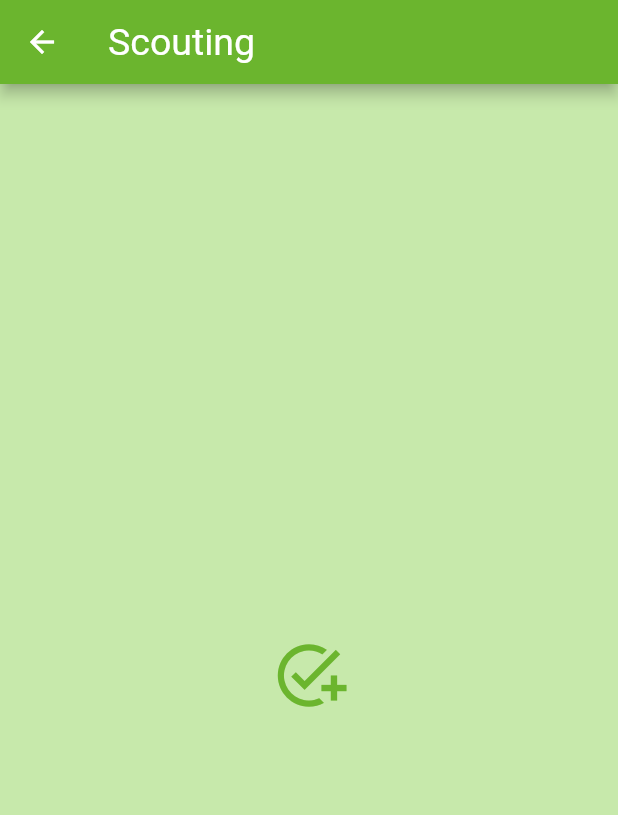
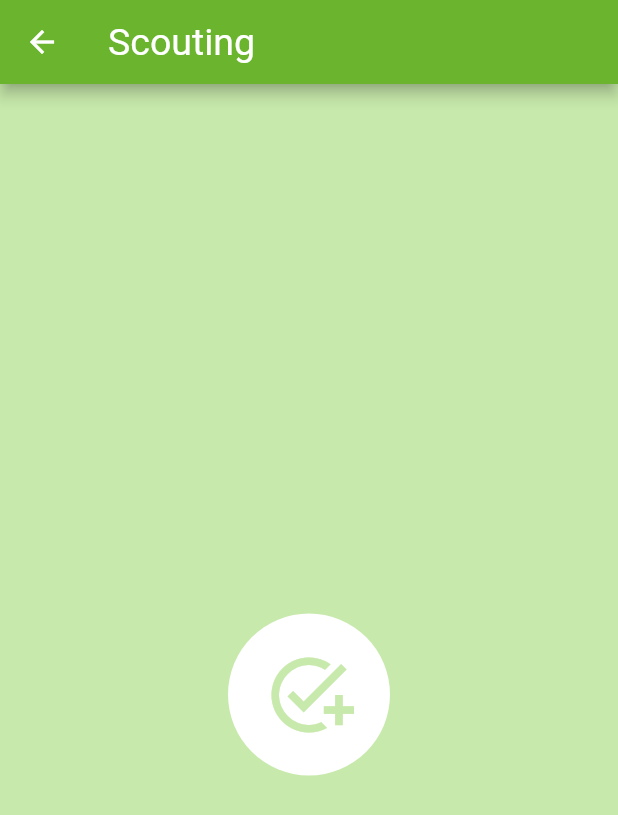
Before and after one commit to LiorBitton/FRC-scouting, a Flutter app: the ScoutingMenu screen opened directly, on a phone screen of 412 x 824 dp. Shown: the top 815 px of the screen. Run offline on Flutter 3.47's test engine with Material 2 defaults, Android fonts, the phone set to English and light mode, and no system bars; our stand-ins replace camera, firebase_auth, firebase_core, firebase_database, firebase_storage, flutter_switch and 5 more; missing offline and left inert: holding_gesture; accounts and stored records are empty; Roboto replaces fonts that are missing (Acme).

Commit message:
UI changes, MenuButton redesign

```diff
--- a/scouting_application/lib/screens/scouting/add_team_photo.dart
+++ b/scouting_application/lib/screens/scouting/add_team_photo.dart
@@ -3,7 +3,6 @@ import 'dart:io';
 import 'package:flutter/material.dart';
 import 'package:image_picker/image_picker.dart';
 import 'package:scouting_application/classes/database.dart';
-import 'package:scouting_application/widgets/menu_button.dart';
 
 class AddTeamPhoto extends StatefulWidget {
   AddTeamPhoto({Key? key, required this.teamID}) : super(key: key);
@@ -125,8 +124,8 @@ class _AddTeamPhotoState extends State<AddTeamPhoto> {
     File file = File(imageFile!.path);
     return Column(children: [
       Image.file(file),
-      MenuButton(
-          title: 'submit',
+      FloatingActionButton(
+          child: Text("submit"),
           onPressed: () {
             Database.instance.uploadImage(imageFile, widget.teamID);
             Navigator.pop(context);
--- a/scouting_application/lib/screens/scouting/free_scouting_lobby.dart
+++ b/scouting_application/lib/screens/scouting/free_scouting_lobby.dart
@@ -1,7 +1,6 @@
 import 'package:flutter/material.dart';
 import 'package:scouting_application/screens/scouting/game_manager.dart';
 import 'package:scouting_application/widgets/digit_text_field.dart';
-import 'package:scouting_application/widgets/menu_button.dart';
 import 'package:scouting_application/widgets/show_alert_dialog.dart';
 
 class FreeScoutingLobby extends StatefulWidget {
@@ -60,8 +59,8 @@ class _FreeScoutingLobbyState extends State<FreeScoutingLobby> {
                 },
                 isSelected: isSelected,
               ),
-              MenuButton(
-                  title: 'Start',
+              FloatingActionButton(
+                  child: Text('Start'),
                   onPressed: () {
                     if (teamNumberController.text.length < 4 ||
                         matchNumberController.text.isEmpty) {
--- a/scouting_application/lib/screens/scouting/scouting_menu.dart
+++ b/scouting_application/lib/screens/scouting/scouting_menu.dart
@@ -1,7 +1,7 @@
 import 'package:flutter/material.dart';
 import 'package:scouting_application/classes/global.dart';
+import 'package:scouting_application/screens/scouting/free_scouting_lobby.dart';
 import 'package:scouting_application/screens/scouting/realtime_scouting_lobby.dart';
-import 'package:scouting_application/screens/scouting/free_scouting_lobby.dart';
 import 'package:scouting_application/widgets/menu_button.dart';
 
 class ScoutingMenu extends StatelessWidget {
@@ -17,7 +17,8 @@ class ScoutingMenu extends StatelessWidget {
               children: [
                 Global.instance.allowFreeScouting
                     ? MenuButton(
-                        title: 'Free',
+                        isPrimary: true,
+                        icon: Icon(Icons.free_cancellation),
                         onPressed: () {
                           Navigator.push(
                               context,
@@ -27,19 +28,17 @@ class ScoutingMenu extends StatelessWidget {
                       )
                     : Text(""),
                 SizedBox(
-                  height: 5,
-                  width: 5,
+                  height: 30,
                 ),
-                IconButton(
-                  iconSize: 50,
-                  icon: Icon(Icons.add_task),
+                MenuButton(
                     onPressed: () {
                       Navigator.push(
                           context,
                           MaterialPageRoute(
                               builder: (context) => RealtimeScoutingLobby()));
                     },
-                ),
+                    isPrimary: !Global.instance.allowFreeScouting,
+                    icon: Icon(Icons.add_task))
               ]),
         ));
   }
--- a/scouting_application/lib/screens/scouting/tabs/playstyle.dart
+++ b/scouting_application/lib/screens/scouting/tabs/playstyle.dart
@@ -2,7 +2,6 @@ import 'package:flutter/material.dart';
 import 'package:scouting_application/screens/scouting/scouting_tab.dart';
 import 'package:scouting_application/widgets/collectors/duration_collector.dart';
 import 'package:scouting_application/widgets/collectors/ever_collector.dart';
-import 'package:scouting_application/widgets/menu_button.dart';
 import 'package:scouting_application/widgets/collectors/text_collector.dart';
 
 class PlaystyleTab extends StatefulWidget implements ScoutingTab {
@@ -38,8 +37,8 @@ class _PlaystyleTabState extends State<PlaystyleTab>
         widget.commentCollector,
         widget.inactiveDuration,
         Spacer(),
-        MenuButton(
-            title: 'submit',
+        FloatingActionButton(
+            child: Text("submit"),
             onPressed: () {
               widget.onSubmit(context);
             })
--- a/scouting_application/lib/themes/custom_themes.dart
+++ b/scouting_application/lib/themes/custom_themes.dart
@@ -14,12 +14,14 @@ class CustomTheme {
         colorScheme: ColorScheme.dark(),
         dividerColor: Colors.white,
         primaryColor: teamColor,
-        scaffoldBackgroundColor: Color.fromARGB(200, 84, 136, 68),
+        scaffoldBackgroundColor: darkTeamColor,
         appBarTheme: AppBarTheme(
           color: teamColor,
           titleTextStyle: GoogleFonts.acme(fontSize: 25),
         ),
         iconTheme: IconThemeData(color: teamColor),
+        progressIndicatorTheme: ProgressIndicatorThemeData(
+            linearTrackColor: darkTeamColor, color: lightTeamColor),
         textTheme: TextTheme(
             bodyText1: GoogleFonts.roboto(fontWeight: FontWeight.bold)),
         buttonTheme: ButtonThemeData(
@@ -36,16 +38,20 @@ class CustomTheme {
   }
 
   static const Color teamColor = Color.fromRGBO(107, 181, 46, 100);
+  static const Color lightTeamColor = Color.fromARGB(255, 199, 233, 171);
+  static const Color darkTeamColor = Color.fromARGB(200, 84, 136, 68);
   static ThemeData get lightTheme {
     return ThemeData(
         brightness: Brightness.light,
         colorScheme: ColorScheme.light(),
         primaryColor: teamColor,
-        scaffoldBackgroundColor: Color.fromARGB(255, 199, 233, 171),
+        scaffoldBackgroundColor: lightTeamColor,
         appBarTheme: AppBarTheme(
             color: teamColor, titleTextStyle: GoogleFonts.acme(fontSize: 25)),
         iconTheme: IconThemeData(color: teamColor),
         fontFamily: 'Montserrat', //3
+        progressIndicatorTheme: ProgressIndicatorThemeData(
+            linearTrackColor: darkTeamColor, color: lightTeamColor),
         textTheme: TextTheme(
             bodyText1: GoogleFonts.roboto(
                 fontWeight: FontWeight.bold, color: Colors.black)),
--- a/scouting_application/lib/widgets/menu_button.dart
+++ b/scouting_application/lib/widgets/menu_button.dart
@@ -1,28 +1,61 @@
 import 'package:flutter/material.dart';
+import 'package:scouting_application/themes/custom_themes.dart';
 
 class MenuButton extends StatelessWidget {
-  const MenuButton({Key? key, required this.title, required this.onPressed})
-      : super(key: key);
-  final String title;
+  const MenuButton({
+    Key? key,
+    required this.onPressed,
+    required this.isPrimary,
+    required this.icon,
+  }) : super(key: key);
+  final bool isPrimary;
+  final Widget icon;
   final void Function()? onPressed;
   @override
   Widget build(BuildContext context) {
-    return SizedBox(
-        height: 50,
-        width: 100,
-        child: FloatingActionButton(
-          heroTag: title,
-          onPressed: onPressed,
-          shape: RoundedRectangleBorder(
-            borderRadius: BorderRadius.circular(18),
-          ),
-          child: FittedBox(
-            child: Text(
-              '$title',
-              style: TextStyle(fontSize: 20.0),
-              maxLines: 1,
-            ),
-          ),
-        ));
+    var brightness = MediaQuery.of(context).platformBrightness;
+    bool isDarkMode = brightness == Brightness.dark;
+    if (isPrimary) {
+      return Container(
+          decoration: ShapeDecoration(
+              color: Colors.white,
+              shape: CircleBorder(),
+              shadows: [
+                BoxShadow(
+                  color: Colors.white,
+                  spreadRadius: 8,
+                  blurRadius: 0,
+                )
+              ]),
+          padding: EdgeInsets.all(8),
+          child: IconButton(
+              icon: icon,
+              iconSize: 60,
+              color: isDarkMode
+                  ? CustomTheme.darkTheme.scaffoldBackgroundColor
+                  : CustomTheme.lightTheme.scaffoldBackgroundColor,
+              onPressed: onPressed));
+    } else {
+      return Container(
+        decoration: ShapeDecoration(
+            color: isDarkMode
+                ? CustomTheme.darkTheme.scaffoldBackgroundColor
+                : CustomTheme.lightTheme.scaffoldBackgroundColor,
+            shape: CircleBorder(),
+            shadows: [
+              BoxShadow(
+                color: Colors.white,
+                spreadRadius: 8,
+                blurRadius: 0,
+              )
+            ]),
+        padding: EdgeInsets.all(8),
+        child: IconButton(
+            color: Colors.white,
+            icon: icon,
+            iconSize: 60,
+            onPressed: onPressed),
+      );
+    }
   }
 }
```
Also changed, not shown: scouting_application/lib/screens/homepage.dart (+93 -42 lines), scouting_application/lib/screens/stats/stats_lobby.dart (+16 -5 lines), scouting_application/lib/screens/stats/team_photo_gallery.dart (+13 -9 lines). Lines whose indentation alone changed are shown as unchanged.
